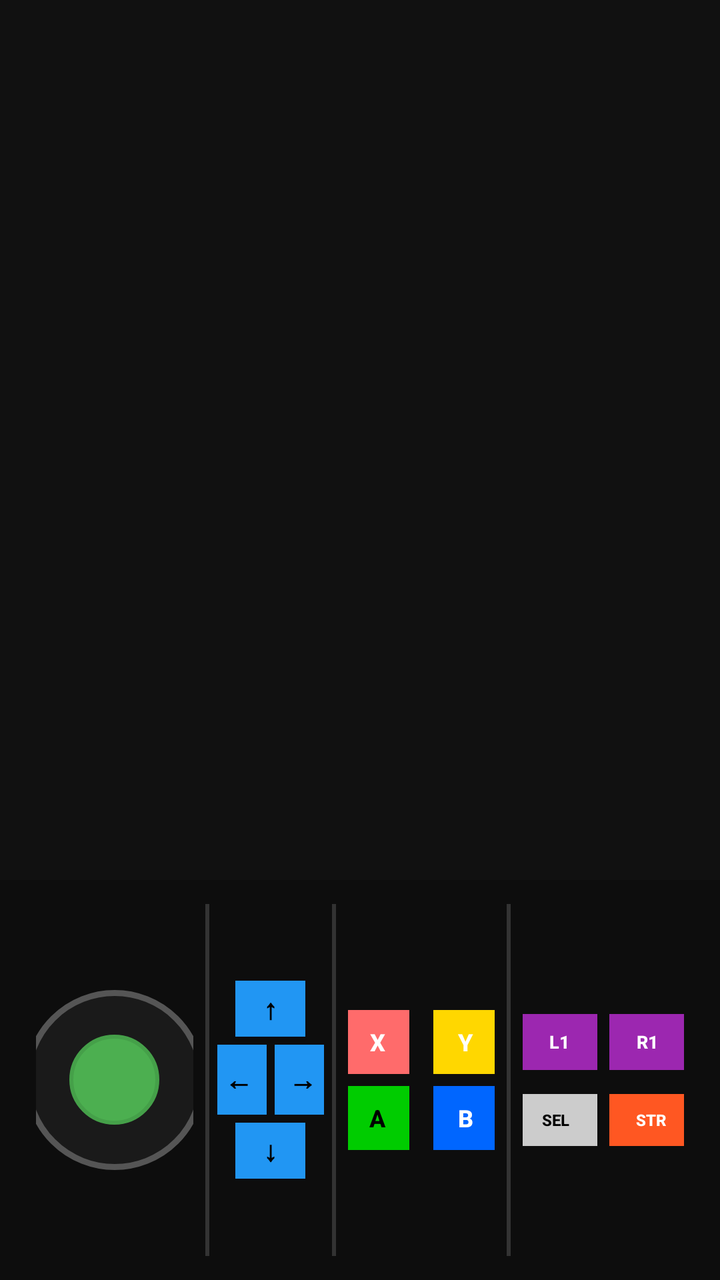
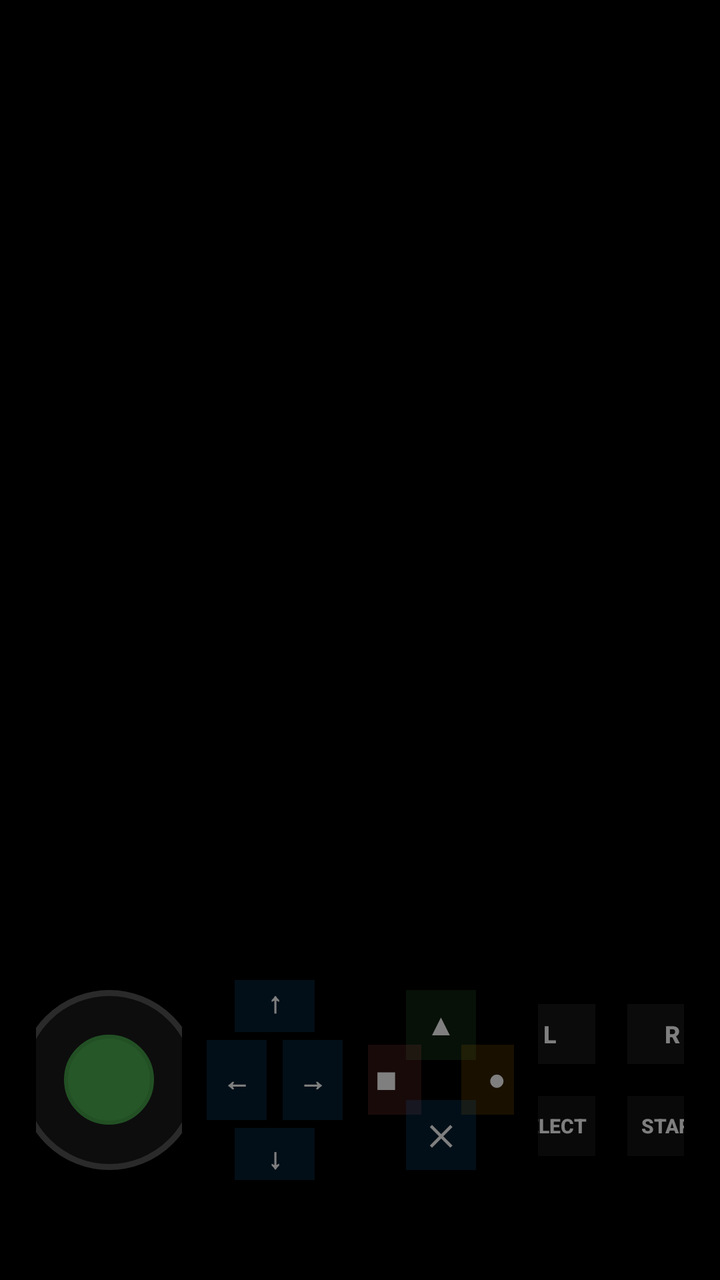

Before-and-after screenshots of an Android layout around one commit, followed by the original layout XML and the change that was made.
<!-- AndroidManifest.xml: application theme Theme.Console2D -->
<!-- res/layout/activity_game.xml -->
<?xml version="1.0" encoding="utf-8"?>
    <RelativeLayout xmlns:android="http://schemas.android.com/apk/res/android"    
android:layout_width="match_parent"    
android:layout_height="match_parent"    
android:background="#000000"    
android:id="@+id/gameContainer">

    
<FrameLayout    
    android:id="@+id/gameCanvasContainer"    
    android:layout_width="match_parent"    
    android:layout_height="match_parent"    
    android:layout_above="@+id/controlsPanel"    
    android:background="#111111" />    

    
<LinearLayout    
    android:id="@+id/controlsPanel"    
    android:layout_width="match_parent"    
    android:layout_height="200dp"    
    android:layout_alignParentBottom="true"    
    android:background="#0d0d0d"    
    android:orientation="horizontal"    
    android:padding="12dp"    
    android:gravity="center_vertical"    
    android:divider="@drawable/divider_vertical"    
    android:showDividers="middle">    

        
    <FrameLayout    
        android:layout_width="100dp"    
        android:layout_height="100dp"    
        android:layout_weight="0.9"    
        android:layout_margin="6dp">    

        <View    
            android:layout_width="90dp"    
            android:layout_height="90dp"    
            android:layout_gravity="center"    
            android:background="@drawable/joystick_bg" />    

        <View    
            android:id="@+id/joystickStick"    
            android:layout_width="45dp"    
            android:layout_height="45dp"    
            android:layout_gravity="center"    
            android:background="@drawable/joystick_stick" />    

    </FrameLayout>    

        
    <LinearLayout    
        android:layout_width="70dp"    
        android:layout_height="100dp"    
        android:layout_weight="0.7"    
        android:orientation="vertical"    
        android:gravity="center"    
        android:layout_margin="4dp">    

        <Button    
            android:id="@+id/dpadUp"    
            android:layout_width="35dp"    
            android:layout_height="28dp"    
            android:text="↑"    
            android:textSize="14sp"    
            android:textStyle="bold"    
            android:textColor="#000000"    
            android:background="#2196F3"    
            android:layout_marginBottom="2dp" />    

        <LinearLayout    
            android:layout_width="match_parent"    
            android:layout_height="wrap_content"    
            android:orientation="horizontal"    
            android:gravity="center"    
            android:layout_marginVertical="2dp">    

            <Button    
                android:id="@+id/dpadLeft"    
                android:layout_width="28dp"    
                android:layout_height="35dp"    
                android:text="←"    
                android:textSize="14sp"    
                android:textStyle="bold"    
                android:textColor="#000000"    
                android:background="#2196F3"    
                android:layout_marginEnd="2dp" />    

            <Button    
                android:id="@+id/dpadRight"    
                android:layout_width="28dp"    
                android:layout_height="35dp"    
                android:text="→"    
                android:textSize="14sp"    
                android:textStyle="bold"    
                android:textColor="#000000"    
                android:background="#2196F3"    
                android:layout_marginStart="2dp" />    

        </LinearLayout>    

        <Button    
            android:id="@+id/dpadDown"    
            android:layout_width="35dp"    
            android:layout_height="28dp"    
            android:text="↓"    
            android:textSize="14sp"    
            android:textStyle="bold"    
            android:textColor="#000000"    
            android:background="#2196F3"    
            android:layout_marginTop="2dp" />    

    </LinearLayout>    

        
    <FrameLayout    
        android:layout_width="95dp"    
        android:layout_height="100dp"    
        android:layout_weight="0.9"    
        android:layout_margin="6dp"    
        android:gravity="center">    

        <LinearLayout    
            android:layout_width="match_parent"    
            android:layout_height="match_parent"    
            android:orientation="vertical"    
            android:gravity="center"    
            android:layout_gravity="center">    

            <LinearLayout    
                android:layout_width="match_parent"    
                android:layout_height="wrap_content"    
                android:orientation="horizontal"    
                android:gravity="center"    
                android:layout_marginBottom="3dp">    

                <Button    
                    android:id="@+id/buttonX"    
                    android:layout_width="32dp"    
                    android:layout_height="32dp"    
                    android:text="X"    
                    android:textColor="#FFFFFF"    
                    android:textStyle="bold"    
                    android:textSize="12sp"    
                    android:background="#FF6B6B"    
                    android:layout_marginEnd="6dp" />    

                <Button    
                    android:id="@+id/buttonY"    
                    android:layout_width="32dp"    
                    android:layout_height="32dp"    
                    android:text="Y"    
                    android:textColor="#FFFFFF"    
                    android:textStyle="bold"    
                    android:textSize="12sp"    
                    android:background="#FFD700"    
                    android:layout_marginStart="6dp" />    

            </LinearLayout>    

            <LinearLayout    
                android:layout_width="match_parent"    
                android:layout_height="wrap_content"    
                android:orientation="horizontal"    
                android:gravity="center"    
                android:layout_marginTop="3dp">    

                <Button    
                    android:id="@+id/buttonA"    
                    android:layout_width="32dp"    
                    android:layout_height="32dp"    
                    android:text="A"    
                    android:textColor="#000000"    
                    android:textStyle="bold"    
                    android:textSize="12sp"    
                    android:background="#00CC00"    
                    android:layout_marginEnd="6dp" />    

                <Button    
                    android:id="@+id/buttonB"    
                    android:layout_width="32dp"    
                    android:layout_height="32dp"    
                    android:text="B"    
                    android:textColor="#FFFFFF"    
                    android:textStyle="bold"    
                    android:textSize="12sp"    
                    android:background="#0066FF"    
                    android:layout_marginStart="6dp" />    

            </LinearLayout>    

        </LinearLayout>    

    </FrameLayout>    

        
    <LinearLayout    
        android:layout_width="105dp"    
        android:layout_height="100dp"    
        android:layout_weight="1"    
        android:orientation="vertical"    
        android:gravity="center"    
        android:layout_margin="6dp">    

        <LinearLayout    
            android:layout_width="match_parent"    
            android:layout_height="wrap_content"    
            android:orientation="horizontal"    
            android:gravity="center"    
            android:layout_marginBottom="6dp">    

            <Button    
                android:id="@+id/buttonL1"    
                android:layout_width="38dp"    
                android:layout_height="28dp"    
                android:text="L1"    
                android:textSize="9sp"    
                android:textStyle="bold"    
                android:textColor="#FFFFFF"    
                android:background="#9C27B0"    
                android:layout_marginEnd="3dp" />    

            <Button    
                android:id="@+id/buttonR1"    
                android:layout_width="38dp"    
                android:layout_height="28dp"    
                android:text="R1"    
                android:textSize="9sp"    
                android:textStyle="bold"    
                android:textColor="#FFFFFF"    
                android:background="#9C27B0"    
                android:layout_marginStart="3dp" />    

        </LinearLayout>    

        <LinearLayout    
            android:layout_width="match_parent"    
            android:layout_height="wrap_content"    
            android:orientation="horizontal"    
            android:gravity="center"    
            android:layout_marginTop="6dp">    

            <Button    
                android:id="@+id/buttonSelect"    
                android:layout_width="42dp"    
                android:layout_height="26dp"    
                android:text="SEL"    
                android:textSize="8sp"    
                android:textStyle="bold"    
                android:textColor="#000000"    
                android:background="#CCCCCC"    
                android:layout_marginEnd="3dp" />    

            <Button    
                android:id="@+id/buttonStart"    
                android:layout_width="42dp"    
                android:layout_height="26dp"    
                android:text="STR"    
                android:textSize="8sp"    
                android:textStyle="bold"    
                android:textColor="#FFFFFF"    
                android:background="#FF5722"    
                android:layout_marginStart="3dp" />    

        </LinearLayout>    

    </LinearLayout>    

</LinearLayout>

</RelativeLayout>
<!-- resources referenced by this layout -->
<resources>
  <!-- drawable divider_vertical (drawable) -->
  <?xml version="1.0" encoding="utf-8"?>
  <shape xmlns:android="http://schemas.android.com/apk/res/android"
      android:shape="rectangle">
      <size
          android:width="2dp"
          android:height="80dp" />
      <solid android:color="#333333" />
  </shape>
  <!-- drawable joystick_bg (drawable) -->
  <?xml version="1.0" encoding="utf-8"?>
  <shape xmlns:android="http://schemas.android.com/apk/res/android"
      android:shape="oval">
      <solid android:color="#1a1a1a" />
      <stroke
          android:color="#555555"
          android:width="3dp" />
  </shape>
  <!-- drawable joystick_stick (drawable) -->
  <?xml version="1.0" encoding="utf-8"?>
  <shape xmlns:android="http://schemas.android.com/apk/res/android"
      android:shape="oval">
      <solid android:color="#4CAF50" />
      <stroke
          android:color="#45a049"
          android:width="2dp" />
  </shape>
  <style name="Theme.Console2D" parent="Theme.AppCompat.DayNight.NoActionBar">
          <item name="colorPrimary">@color/purple_500</item>
          <item name="colorPrimaryVariant">@color/purple_700</item>
          <item name="colorSecondary">@color/teal_200</item>
          <item name="colorSecondaryVariant">@color/teal_700</item>
          <item name="colorError">@android:color/holo_red_dark</item>
          <item name="colorOnBackground">@color/black</item>
          <item name="android:windowBackground">@color/black</item>
          <item name="android:textColor">@color/white</item>
          <item name="android:windowLightStatusBar">false</item>
      </style>
  <color name="purple_500">#FF6200EE</color>
  <color name="purple_700">#FF3700B3</color>
  <color name="teal_200">#FF03DAC5</color>
  <color name="teal_700">#FF018786</color>
  <color name="black">#FF000000</color>
  <color name="white">#FFFFFFFF</color>
</resources>

<!-- the commit's change to res/layout/activity_game.xml (unified diff, before → after) -->
@@ -1,271 +1,261 @@
 <?xml version="1.0" encoding="utf-8"?>
-    <RelativeLayout xmlns:android="http://schemas.android.com/apk/res/android"    
-android:layout_width="match_parent"    
-android:layout_height="match_parent"    
-android:background="#000000"    
-android:id="@+id/gameContainer">
+<RelativeLayout xmlns:android="http://schemas.android.com/apk/res/android"
+    android:layout_width="match_parent"
+    android:layout_height="match_parent"
+    android:background="#000000"
+    android:id="@+id/gameContainer">
 
     
-<FrameLayout    
-    android:id="@+id/gameCanvasContainer"    
-    android:layout_width="match_parent"    
-    android:layout_height="match_parent"    
-    android:layout_above="@+id/controlsPanel"    
-    android:background="#111111" />    
+    <FrameLayout
+        android:id="@+id/gameCanvasContainer"
+        android:layout_width="match_parent"
+        android:layout_height="match_parent"
+        android:layout_above="@+id/controlsPanel"
+        android:background="#000000" />
 
     
-<LinearLayout    
-    android:id="@+id/controlsPanel"    
-    android:layout_width="match_parent"    
-    android:layout_height="200dp"    
-    android:layout_alignParentBottom="true"    
-    android:background="#0d0d0d"    
-    android:orientation="horizontal"    
-    android:padding="12dp"    
-    android:gravity="center_vertical"    
-    android:divider="@drawable/divider_vertical"    
-    android:showDividers="middle">    
-
-        
-    <FrameLayout    
-        android:layout_width="100dp"    
-        android:layout_height="100dp"    
-        android:layout_weight="0.9"    
-        android:layout_margin="6dp">    
-
-        <View    
-            android:layout_width="90dp"    
-            android:layout_height="90dp"    
-            android:layout_gravity="center"    
-            android:background="@drawable/joystick_bg" />    
-
-        <View    
-            android:id="@+id/joystickStick"    
-            android:layout_width="45dp"    
-            android:layout_height="45dp"    
-            android:layout_gravity="center"    
-            android:background="@drawable/joystick_stick" />    
-
-    </FrameLayout>    
-
-        
-    <LinearLayout    
-        android:layout_width="70dp"    
-        android:layout_height="100dp"    
-        android:layout_weight="0.7"    
-        android:orientation="vertical"    
-        android:gravity="center"    
-        android:layout_margin="4dp">    
-
-        <Button    
-            android:id="@+id/dpadUp"    
-            android:layout_width="35dp"    
-            android:layout_height="28dp"    
-            android:text="↑"    
-            android:textSize="14sp"    
-            android:textStyle="bold"    
-            android:textColor="#000000"    
-            android:background="#2196F3"    
-            android:layout_marginBottom="2dp" />    
-
-        <LinearLayout    
-            android:layout_width="match_parent"    
-            android:layout_height="wrap_content"    
-            android:orientation="horizontal"    
-            android:gravity="center"    
-            android:layout_marginVertical="2dp">    
-
-            <Button    
-                android:id="@+id/dpadLeft"    
-                android:layout_width="28dp"    
-                android:layout_height="35dp"    
-                android:text="←"    
-                android:textSize="14sp"    
-                android:textStyle="bold"    
-                android:textColor="#000000"    
-                android:background="#2196F3"    
-                android:layout_marginEnd="2dp" />    
-
-            <Button    
-                android:id="@+id/dpadRight"    
-                android:layout_width="28dp"    
-                android:layout_height="35dp"    
-                android:text="→"    
-                android:textSize="14sp"    
-                android:textStyle="bold"    
-                android:textColor="#000000"    
-                android:background="#2196F3"    
-                android:layout_marginStart="2dp" />    
-
-        </LinearLayout>    
-
-        <Button    
-            android:id="@+id/dpadDown"    
-            android:layout_width="35dp"    
-            android:layout_height="28dp"    
-            android:text="↓"    
-            android:textSize="14sp"    
-            android:textStyle="bold"    
-            android:textColor="#000000"    
-            android:background="#2196F3"    
-            android:layout_marginTop="2dp" />    
-
-    </LinearLayout>    
-
-        
-    <FrameLayout    
-        android:layout_width="95dp"    
-        android:layout_height="100dp"    
-        android:layout_weight="0.9"    
-        android:layout_margin="6dp"    
-        android:gravity="center">    
-
-        <LinearLayout    
-            android:layout_width="match_parent"    
-            android:layout_height="match_parent"    
-            android:orientation="vertical"    
-            android:gravity="center"    
-            android:layout_gravity="center">    
-
-            <LinearLayout    
-                android:layout_width="match_parent"    
-                android:layout_height="wrap_content"    
-                android:orientation="horizontal"    
-                android:gravity="center"    
-                android:layout_marginBottom="3dp">    
-
-                <Button    
-                    android:id="@+id/buttonX"    
-                    android:layout_width="32dp"    
-                    android:layout_height="32dp"    
-                    android:text="X"    
-                    android:textColor="#FFFFFF"    
-                    android:textStyle="bold"    
-                    android:textSize="12sp"    
-                    android:background="#FF6B6B"    
-                    android:layout_marginEnd="6dp" />    
-
-                <Button    
-                    android:id="@+id/buttonY"    
-                    android:layout_width="32dp"    
-                    android:layout_height="32dp"    
-                    android:text="Y"    
-                    android:textColor="#FFFFFF"    
-                    android:textStyle="bold"    
-                    android:textSize="12sp"    
-                    android:background="#FFD700"    
-                    android:layout_marginStart="6dp" />    
-
-            </LinearLayout>    
-
-            <LinearLayout    
-                android:layout_width="match_parent"    
-                android:layout_height="wrap_content"    
-                android:orientation="horizontal"    
-                android:gravity="center"    
-                android:layout_marginTop="3dp">    
-
-                <Button    
-                    android:id="@+id/buttonA"    
-                    android:layout_width="32dp"    
-                    android:layout_height="32dp"    
-                    android:text="A"    
-                    android:textColor="#000000"    
-                    android:textStyle="bold"    
-                    android:textSize="12sp"    
-                    android:background="#00CC00"    
-                    android:layout_marginEnd="6dp" />    
-
-                <Button    
-                    android:id="@+id/buttonB"    
-                    android:layout_width="32dp"    
-                    android:layout_height="32dp"    
-                    android:text="B"    
-                    android:textColor="#FFFFFF"    
-                    android:textStyle="bold"    
-                    android:textSize="12sp"    
-                    android:background="#0066FF"    
-                    android:layout_marginStart="6dp" />    
-
-            </LinearLayout>    
-
-        </LinearLayout>    
-
-    </FrameLayout>    
-
-        
-    <LinearLayout    
-        android:layout_width="105dp"    
-        android:layout_height="100dp"    
-        android:layout_weight="1"    
-        android:orientation="vertical"    
-        android:gravity="center"    
-        android:layout_margin="6dp">    
-
-        <LinearLayout    
-            android:layout_width="match_parent"    
-            android:layout_height="wrap_content"    
-            android:orientation="horizontal"    
-            android:gravity="center"    
-            android:layout_marginBottom="6dp">    
-
-            <Button    
-                android:id="@+id/buttonL1"    
-                android:layout_width="38dp"    
-                android:layout_height="28dp"    
-                android:text="L1"    
-                android:textSize="9sp"    
-                android:textStyle="bold"    
-                android:textColor="#FFFFFF"    
-                android:background="#9C27B0"    
-                android:layout_marginEnd="3dp" />    
-
-            <Button    
-                android:id="@+id/buttonR1"    
-                android:layout_width="38dp"    
-                android:layout_height="28dp"    
-                android:text="R1"    
-                android:textSize="9sp"    
-                android:textStyle="bold"    
-                android:textColor="#FFFFFF"    
-                android:background="#9C27B0"    
-                android:layout_marginStart="3dp" />    
-
-        </LinearLayout>    
-
-        <LinearLayout    
-            android:layout_width="match_parent"    
-            android:layout_height="wrap_content"    
-            android:orientation="horizontal"    
-            android:gravity="center"    
-            android:layout_marginTop="6dp">    
-
-            <Button    
-                android:id="@+id/buttonSelect"    
-                android:layout_width="42dp"    
-                android:layout_height="26dp"    
-                android:text="SEL"    
-                android:textSize="8sp"    
-                android:textStyle="bold"    
-                android:textColor="#000000"    
-                android:background="#CCCCCC"    
-                android:layout_marginEnd="3dp" />    
-
-            <Button    
-                android:id="@+id/buttonStart"    
-                android:layout_width="42dp"    
-                android:layout_height="26dp"    
-                android:text="STR"    
-                android:textSize="8sp"    
-                android:textStyle="bold"    
-                android:textColor="#FFFFFF"    
-                android:background="#FF5722"    
-                android:layout_marginStart="3dp" />    
-
-        </LinearLayout>    
-
-    </LinearLayout>    
-
-</LinearLayout>
+    <LinearLayout
+        android:id="@+id/controlsPanel"
+        android:layout_width="match_parent"
+        android:layout_height="200dp"
+        android:layout_alignParentBottom="true"
+        android:background="#00000000"
+        android:orientation="horizontal"
+        android:padding="12dp"
+        android:gravity="center_vertical">
+
+        
+        <FrameLayout
+            android:layout_width="0dp"
+            android:layout_height="100dp"
+            android:layout_weight="1"
+            android:layout_margin="6dp"
+            android:alpha="0.5">
+
+            <View
+                android:layout_width="90dp"
+                android:layout_height="90dp"
+                android:layout_gravity="center"
+                android:background="@drawable/joystick_bg" />
+
+            <View
+                android:id="@+id/joystickStick"
+                android:layout_width="45dp"
+                android:layout_height="45dp"
+                android:layout_gravity="center"
+                android:background="@drawable/joystick_stick" />
+
+        </FrameLayout>
+
+        
+        <LinearLayout
+            android:layout_width="0dp"
+            android:layout_height="100dp"
+            android:layout_weight="1"
+            android:orientation="vertical"
+            android:gravity="center"
+            android:layout_margin="4dp"
+            android:alpha="0.5">
+
+            <Button
+                android:id="@+id/dpadUp"
+                android:layout_width="40dp"
+                android:layout_height="30dp"
+                android:text="↑"
+                android:textSize="14sp"
+                android:textStyle="bold"
+                android:textColor="#FFFFFF"
+                android:background="#332196F3"
+                android:layout_marginBottom="4dp" />
+
+            <LinearLayout
+                android:layout_width="wrap_content"
+                android:layout_height="wrap_content"
+                android:orientation="horizontal"
+                android:gravity="center">
+
+                <Button
+                    android:id="@+id/dpadLeft"
+                    android:layout_width="30dp"
+                    android:layout_height="40dp"
+                    android:text="←"
+                    android:textSize="14sp"
+                    android:textStyle="bold"
+                    android:textColor="#FFFFFF"
+                    android:background="#332196F3"
+                    android:layout_marginEnd="4dp" />
+
+                <Button
+                    android:id="@+id/dpadRight"
+                    android:layout_width="30dp"
+                    android:layout_height="40dp"
+                    android:text="→"
+                    android:textSize="14sp"
+                    android:textStyle="bold"
+                    android:textColor="#FFFFFF"
+                    android:background="#332196F3"
+                    android:layout_marginStart="4dp" />
+
+            </LinearLayout>
+
+            <Button
+                android:id="@+id/dpadDown"
+                android:layout_width="40dp"
+                android:layout_height="30dp"
+                android:text="↓"
+                android:textSize="14sp"
+                android:textStyle="bold"
+                android:textColor="#FFFFFF"
+                android:background="#332196F3"
+                android:layout_marginTop="4dp" />
+
+        </LinearLayout>
+
+        
+        <FrameLayout
+            android:layout_width="0dp"
+            android:layout_height="100dp"
+            android:layout_weight="1"
+            android:layout_margin="6dp"
+            android:alpha="0.5">
+
+            <RelativeLayout
+                android:layout_width="90dp"
+                android:layout_height="90dp"
+                android:layout_gravity="center">
+
+                
+                <Button
+                    android:id="@+id/buttonY"
+                    android:layout_width="35dp"
+                    android:layout_height="35dp"
+                    android:text="▲"
+                    android:textColor="#FFFFFF"
+                    android:textStyle="bold"
+                    android:textSize="14sp"
+                    android:background="#334CAF50"
+                    android:layout_centerHorizontal="true"
+                    android:layout_alignParentTop="true" />
+
+                
+                <Button
+                    android:id="@+id/buttonX"
+                    android:layout_width="35dp"
+                    android:layout_height="35dp"
+                    android:text="■"
+                    android:textColor="#FFFFFF"
+                    android:textStyle="bold"
+                    android:textSize="14sp"
+                    android:background="#33FF6B6B"
+                    android:layout_alignParentLeft="true"
+                    android:layout_centerVertical="true" />
+
+                
+                <Button
+                    android:id="@+id/buttonB"
+                    android:layout_width="35dp"
+                    android:layout_height="35dp"
+                    android:text="●"
+                    android:textColor="#FFFFFF"
+                    android:textStyle="bold"
+                    android:textSize="14sp"
+                    android:background="#33FFA500"
+                    android:layout_alignParentRight="true"
+                    android:layout_centerVertical="true" />
+
+                
+                <Button
+                    android:id="@+id/buttonA"
+                    android:layout_width="35dp"
+                    android:layout_height="35dp"
+                    android:text="✕"
+                    android:textColor="#FFFFFF"
+                    android:textStyle="bold"
+                    android:textSize="14sp"
+                    android:background="#332196F3"
+                    android:layout_centerHorizontal="true"
+                    android:layout_alignParentBottom="true" />
+
+            </RelativeLayout>
+
+        </FrameLayout>
+
+        
+        <LinearLayout
+            android:layout_width="0dp"
+            android:layout_height="100dp"
+            android:layout_weight="1"
+            android:orientation="vertical"
+            android:gravity="center"
+            android:layout_margin="6dp"
+            android:alpha="0.5">
+
+            
+            <LinearLayout
+                android:layout_width="match_parent"
+                android:layout_height="wrap_content"
+                android:orientation="horizontal"
+                android:gravity="center"
+                android:layout_marginBottom="8dp">
+
+                <Button
+                    android:id="@+id/buttonL"
+                    android:layout_width="45dp"
+                    android:layout_height="30dp"
+                    android:text="L"
+                    android:textSize="12sp"
+                    android:textStyle="bold"
+                    android:textColor="#FFFFFF"
+                    android:background="#33757575"
+                    android:layout_marginEnd="8dp" />
+
+                <Button
+                    android:id="@+id/buttonR"
+                    android:layout_width="45dp"
+                    android:layout_height="30dp"
+                    android:text="R"
+                    android:textSize="12sp"
+                    android:textStyle="bold"
+                    android:textColor="#FFFFFF"
+                    android:background="#33757575"
+                    android:layout_marginStart="8dp" />
+
+            </LinearLayout>
+
+            
+            <LinearLayout
+                android:layout_width="match_parent"
+                android:layout_height="wrap_content"
+                android:orientation="horizontal"
+                android:gravity="center"
+                android:layout_marginTop="8dp">
+
+                <Button
+                    android:id="@+id/buttonSelect"
+                    android:layout_width="45dp"
+                    android:layout_height="30dp"
+                    android:text="SELECT"
+                    android:textSize="10sp"
+                    android:textStyle="bold"
+                    android:textColor="#FFFFFF"
+                    android:background="#33616161"
+                    android:layout_marginEnd="8dp" />
+
+                <Button
+                    android:id="@+id/buttonStart"
+                    android:layout_width="45dp"
+                    android:layout_height="30dp"
+                    android:text="START"
+                    android:textSize="10sp"
+                    android:textStyle="bold"
+                    android:textColor="#FFFFFF"
+                    android:background="#33616161"
+                    android:layout_marginStart="8dp" />
+
+            </LinearLayout>
+
+        </LinearLayout>
+
+    </LinearLayout>
 
 </RelativeLayout>
<!-- resource entries referenced after the edit -->
@@ -1,14 +1,5 @@
 <!-- resources referenced by this layout -->
 <resources>
-  <!-- drawable divider_vertical (drawable) -->
-  <?xml version="1.0" encoding="utf-8"?>
-  <shape xmlns:android="http://schemas.android.com/apk/res/android"
-      android:shape="rectangle">
-      <size
-          android:width="2dp"
-          android:height="80dp" />
-      <solid android:color="#333333" />
-  </shape>
   <!-- drawable joystick_bg (drawable) -->
   <?xml version="1.0" encoding="utf-8"?>
   <shape xmlns:android="http://schemas.android.com/apk/res/android"
